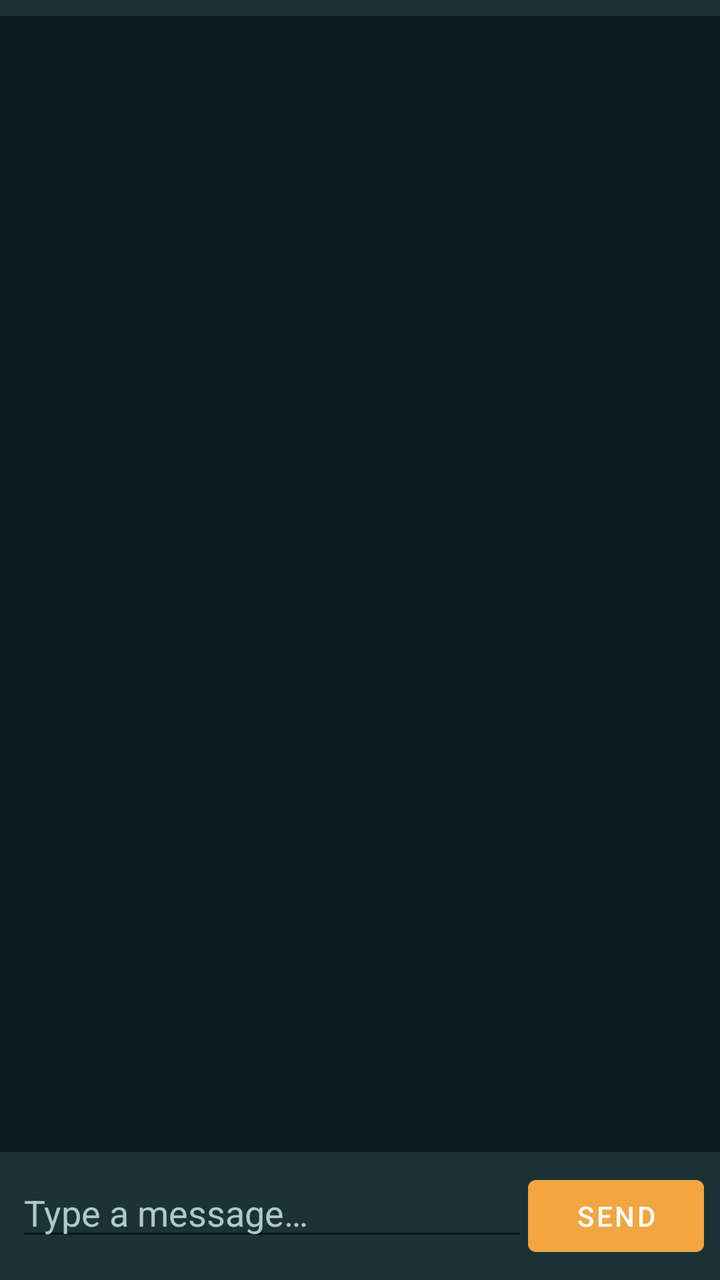
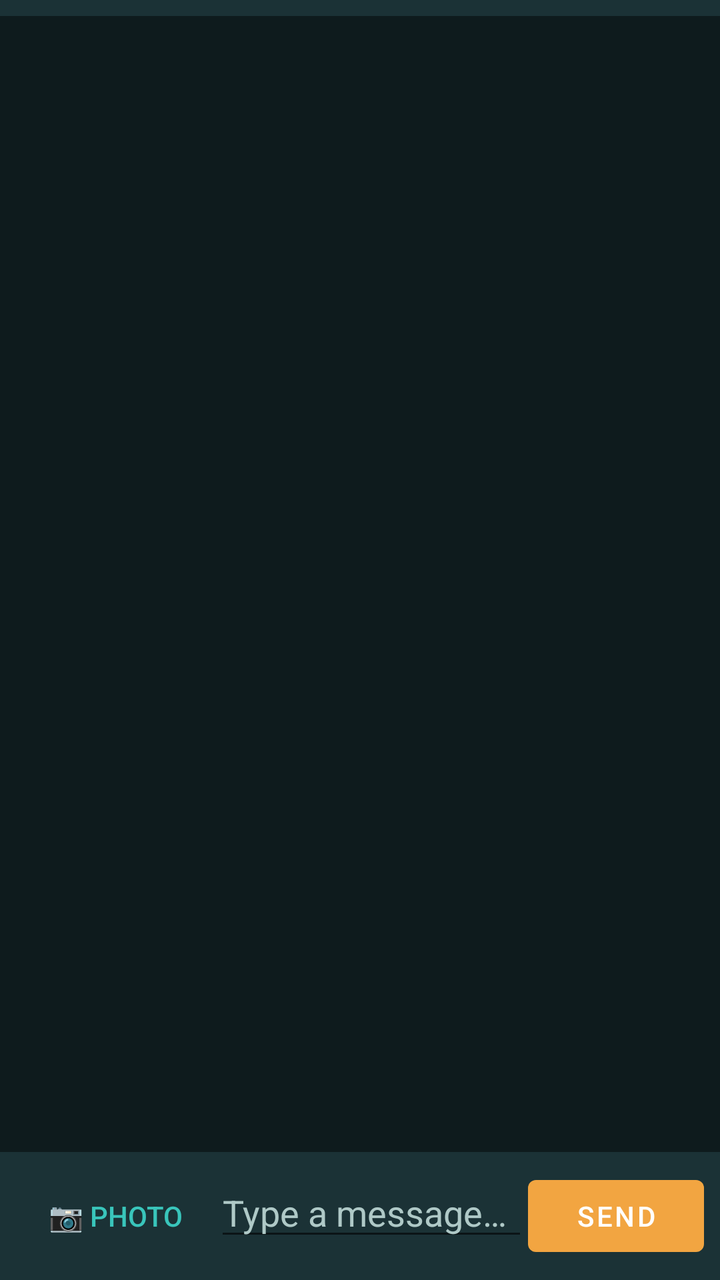

Two renders of the same Android screen: before a commit and after it. Below are the layout's source before the change and the commit's diff.
<!-- AndroidManifest.xml: application theme Theme.FindMe -->
<!-- res/layout/fragment_chat.xml -->
<?xml version="1.0" encoding="utf-8"?>
<LinearLayout xmlns:android="http://schemas.android.com/apk/res/android"
    android:layout_width="match_parent"
    android:layout_height="match_parent"
    android:orientation="vertical">

    <Spinner
        android:id="@+id/chatTargetSpinner"
        android:layout_width="match_parent"
        android:layout_height="wrap_content"
        android:background="@color/sand_700"
        android:padding="4dp" />

    <androidx.recyclerview.widget.RecyclerView
        android:id="@+id/chatList"
        android:layout_width="match_parent"
        android:layout_height="0dp"
        android:layout_weight="1"
        android:clipToPadding="false"
        android:padding="8dp" />

    <LinearLayout
        android:layout_width="match_parent"
        android:layout_height="wrap_content"
        android:orientation="horizontal"
        android:padding="8dp"
        android:background="@color/sand_700">

        <EditText
            android:id="@+id/chatInput"
            android:layout_width="0dp"
            android:layout_height="wrap_content"
            android:layout_weight="1"
            android:hint="@string/chat_hint"
            android:textColor="@color/white"
            android:textColorHint="@color/sand_300"
            android:inputType="text" />

        <Button
            android:id="@+id/sendButton"
            android:layout_width="wrap_content"
            android:layout_height="wrap_content"
            android:text="@string/send" />
    </LinearLayout>

</LinearLayout>
<!-- resources referenced by this layout -->
<resources>
  <color name="sand_300">#AFC9C7</color>
  <color name="sand_700">#1B3236</color>
  <color name="white">#FFFFFF</color>
  <string name="chat_hint">Type a message…</string>
  <string name="send">Send</string>
  <style name="Theme.FindMe" parent="Theme.MaterialComponents.DayNight.NoActionBar">
          <item name="colorPrimary">@color/amber_500</item>
          <item name="colorPrimaryDark">@color/sand_900</item>
          <item name="colorAccent">@color/teal_400</item>
          <item name="android:statusBarColor" tools:targetApi="21">@color/sand_900</item>
          <item name="android:windowBackground">@color/sand_900</item>
      </style>
  <color name="amber_500">#F2A541</color>
  <color name="sand_900">#0E1B1D</color>
  <color name="teal_400">#39C5BB</color>
</resources>

<!-- the commit's change to res/layout/fragment_chat.xml (unified diff, before → after) -->
@@ -22,25 +22,64 @@
     <LinearLayout
         android:layout_width="match_parent"
         android:layout_height="wrap_content"
-        android:orientation="horizontal"
+        android:orientation="vertical"
         android:padding="8dp"
         android:background="@color/sand_700">
 
-        <EditText
-            android:id="@+id/chatInput"
-            android:layout_width="0dp"
+        <LinearLayout
+            android:id="@+id/chatPhotoPreviewRow"
+            android:layout_width="match_parent"
             android:layout_height="wrap_content"
-            android:layout_weight="1"
-            android:hint="@string/chat_hint"
-            android:textColor="@color/white"
-            android:textColorHint="@color/sand_300"
-            android:inputType="text" />
+            android:orientation="horizontal"
+            android:gravity="center_vertical"
+            android:visibility="gone">
 
-        <Button
-            android:id="@+id/sendButton"
-            android:layout_width="wrap_content"
+            <ImageView
+                android:id="@+id/chatPhotoPreview"
+                android:layout_width="48dp"
+                android:layout_height="48dp"
+                android:layout_marginEnd="8dp"
+                android:background="@color/sand_900"
+                android:scaleType="centerCrop" />
+
+            <Button
+                android:id="@+id/clearChatPhotoButton"
+                style="?android:attr/borderlessButtonStyle"
+                android:layout_width="wrap_content"
+                android:layout_height="wrap_content"
+                android:text="@string/remove_photo"
+                android:textColor="@color/amber_500" />
+        </LinearLayout>
+
+        <LinearLayout
+            android:layout_width="match_parent"
             android:layout_height="wrap_content"
-            android:text="@string/send" />
+            android:orientation="horizontal">
+
+            <Button
+                android:id="@+id/attachChatPhotoButton"
+                style="?android:attr/borderlessButtonStyle"
+                android:layout_width="wrap_content"
+                android:layout_height="wrap_content"
+                android:text="@string/attach_photo"
+                android:textColor="@color/teal_400" />
+
+            <EditText
+                android:id="@+id/chatInput"
+                android:layout_width="0dp"
+                android:layout_height="wrap_content"
+                android:layout_weight="1"
+                android:hint="@string/chat_hint"
+                android:textColor="@color/white"
+                android:textColorHint="@color/sand_300"
+                android:inputType="text" />
+
+            <Button
+                android:id="@+id/sendButton"
+                android:layout_width="wrap_content"
+                android:layout_height="wrap_content"
+                android:text="@string/send" />
+        </LinearLayout>
     </LinearLayout>
 
 </LinearLayout>
<!-- resource entries referenced after the edit -->
@@ -3,7 +3,9 @@
   <color name="sand_300">#AFC9C7</color>
   <color name="sand_700">#1B3236</color>
   <color name="white">#FFFFFF</color>
+  <string name="attach_photo">📷 Photo</string>
   <string name="chat_hint">Type a message…</string>
+  <string name="remove_photo">Remove photo</string>
   <string name="send">Send</string>
   <style name="Theme.FindMe" parent="Theme.MaterialComponents.DayNight.NoActionBar">
           <item name="colorPrimary">@color/amber_500</item>
